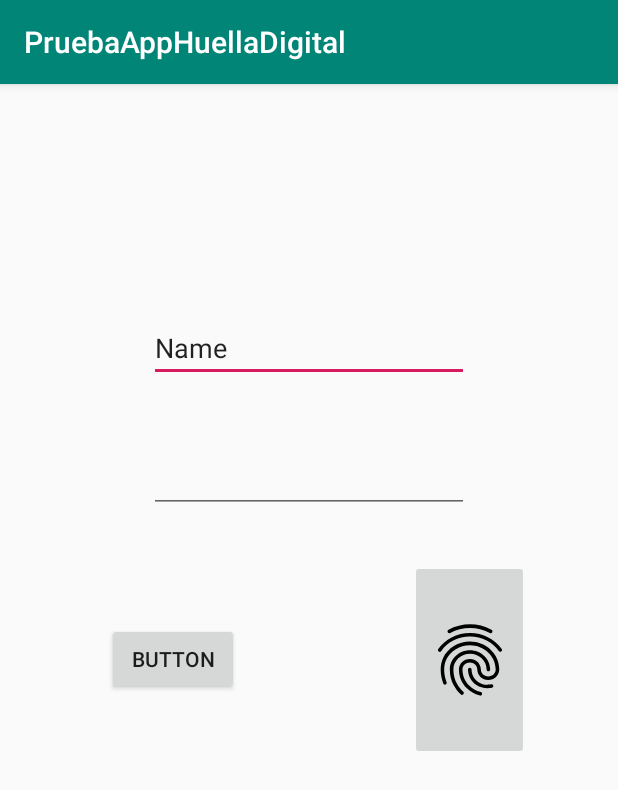
After one commit to shadowtom/app-huella-digital-android-studio, an Android app: the Login screen opened directly, with no data from a screen before it, on a phone screen of 412 x 824 dp. The commit adds this screen. Shown: the top 790 px of the screen. Run offline under Robolectric (Android 15) with nearby library versions, the light colour scheme and no system bars.

Commit message:
Se agregan detalles de funcionamiento

```diff
--- /dev/null
+++ b/app/src/main/java/com/example/pruebaapphuelladigital/Login.java
@@ -0,0 +1,29 @@
+package com.example.pruebaapphuelladigital;
+
+import androidx.appcompat.app.AppCompatActivity;
+
+import android.content.Intent;
+import android.os.Bundle;
+import android.view.View;
+import android.widget.Button;
+import android.widget.ImageButton;
+
+public class Login extends AppCompatActivity {
+    Button ButtonLogin;
+    ImageButton ButtonFingerprint;
+    @Override
+    protected void onCreate(Bundle savedInstanceState) {
+        super.onCreate(savedInstanceState);
+        setContentView(R.layout.activity_login);
+        ButtonFingerprint=findViewById(R.id.img_btn_fingerprint);
+        ButtonFingerprint.setOnClickListener(new View.OnClickListener() {
+            @Override
+            public void onClick(View view) {
+                Intent toConfirmacionHuella = new Intent(getApplicationContext(), ConfirmacionHuella.class);
+                startActivity(toConfirmacionHuella);
+                finish();
+            }
+        });
+
+    }
+}
--- /dev/null
+++ b/app/src/main/res/layout/activity_login.xml
@@ -0,0 +1,61 @@
+<?xml version="1.0" encoding="utf-8"?>
+<androidx.constraintlayout.widget.ConstraintLayout xmlns:android="http://schemas.android.com/apk/res/android"
+    xmlns:app="http://schemas.android.com/apk/res-auto"
+    xmlns:tools="http://schemas.android.com/tools"
+    android:layout_width="match_parent"
+    android:layout_height="match_parent"
+    tools:context=".Login">
+
+    <EditText
+        android:id="@+id/editText"
+        android:layout_width="wrap_content"
+        android:layout_height="wrap_content"
+        android:layout_marginTop="153dp"
+        android:layout_marginBottom="42dp"
+        android:ems="10"
+        android:inputType="textPersonName"
+        android:text="Name"
+        app:layout_constraintBottom_toTopOf="@+id/editText2"
+        app:layout_constraintStart_toStartOf="@+id/editText2"
+        app:layout_constraintTop_toTopOf="parent" />
+
+    <EditText
+        android:id="@+id/editText2"
+        android:layout_width="wrap_content"
+        android:layout_height="wrap_content"
+        android:layout_marginBottom="31dp"
+        android:ems="10"
+        android:inputType="textPassword"
+        app:layout_constraintBottom_toTopOf="@+id/img_btn_fingerprint"
+        app:layout_constraintEnd_toEndOf="parent"
+        app:layout_constraintStart_toStartOf="parent"
+        app:layout_constraintTop_toBottomOf="@+id/editText" />
+
+    <ImageButton
+        android:id="@+id/img_btn_fingerprint"
+        android:layout_width="0dp"
+        android:layout_height="0dp"
+        android:layout_marginEnd="59dp"
+        android:layout_marginBottom="317dp"
+        app:layout_constraintBottom_toBottomOf="parent"
+        app:layout_constraintEnd_toEndOf="parent"
+        app:layout_constraintStart_toEndOf="@+id/btn_login"
+        app:layout_constraintTop_toBottomOf="@+id/editText2"
+        app:srcCompat="@drawable/fingerprint_foreground" />
+
+    <Button
+        android:id="@+id/btn_login"
+        android:layout_width="wrap_content"
+        android:layout_height="wrap_content"
+        android:layout_marginStart="71dp"
+        android:layout_marginTop="8dp"
+        android:layout_marginEnd="114dp"
+        android:text="Button"
+        app:layout_constraintBottom_toBottomOf="parent"
+        app:layout_constraintEnd_toEndOf="parent"
+        app:layout_constraintEnd_toStartOf="@+id/img_btn_fingerprint"
+        app:layout_constraintHorizontal_bias="1.0"
+        app:layout_constraintStart_toStartOf="parent"
+        app:layout_constraintTop_toTopOf="parent"
+        app:layout_constraintVertical_bias="0.493" />
+</androidx.constraintlayout.widget.ConstraintLayout>
--- a/app/src/main/res/layout/activity_main.xml
+++ b/app/src/main/res/layout/confirmacion_huella.xml
@@ -5,7 +5,7 @@
     xmlns:app="http://schemas.android.com/apk/res-auto"
     android:layout_width="match_parent"
     android:layout_height="match_parent"
-    tools:context=".MainActivity">
+    tools:context=".ConfirmacionHuella">
 
     <Button
         android:id="@+id/authenticateButton"
```
Also changed, not shown: app/src/main/AndroidManifest.xml (+13 -5 lines), app/src/main/java/com/example/pruebaapphuelladigital/ConfirmacionHuella.java (renamed from app/src/main/java/com/example/pruebaapphuelladigital/MainActivity.java, +7 -5 lines), app/src/main/java/com/example/pruebaapphuelladigital/Index.java (added, +14 -0 lines), app/src/main/res/layout/activity_index.xml (added, +18 -0 lines).
